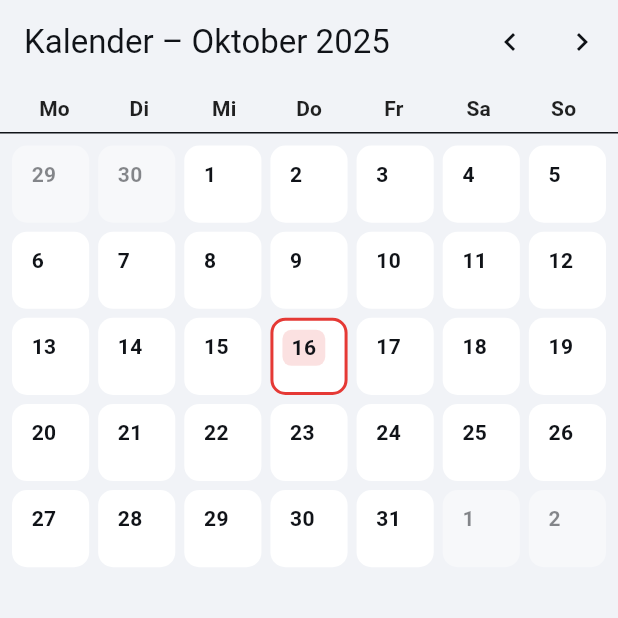
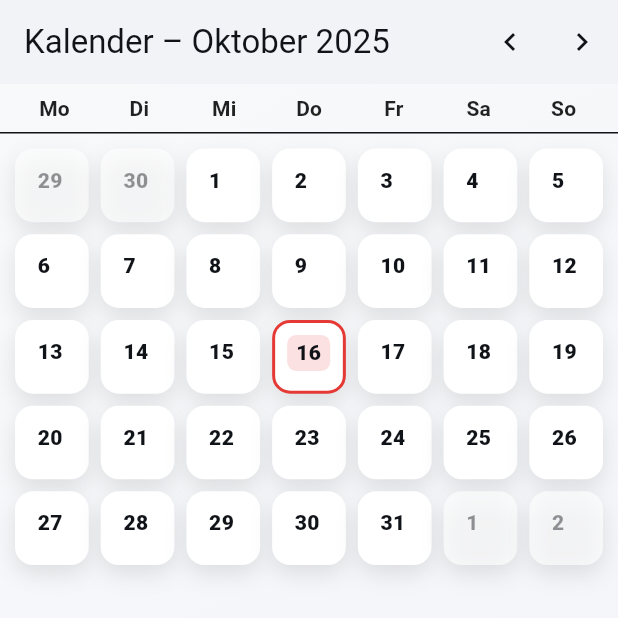
Before and after one commit to crydenstreet-cpu/offline_fitness_app, a Flutter app: the CalendarMonthScreen screen opened directly, on a phone screen of 412 x 824 dp, the top half of it. Run offline on Flutter 3.47's test engine with Material 3 defaults, Android fonts, the phone set to English and light mode, and no system bars; our stand-ins replace fl_chart, shared_preferences, sqflite; accounts and stored records are empty.

Commit message:
Update calendar_month.dart

```diff
--- a/lib/screens/calendar_month.dart
+++ b/lib/screens/calendar_month.dart
@@ -1,9 +1,12 @@
+// lib/screens/calendar_month.dart
 import 'package:flutter/material.dart';
 import 'package:intl/intl.dart';
+import '../ui/design.dart' as ui;
 import '../db/database_helper.dart';
+import 'plan_list.dart';
 
-/// Monatskalender mit Workout-Badges pro Tag.
-/// Zeigt für jedes Datum den geplanten Workout-Namen als kleine „Pille“.
+/// Monatskalender mit Workout-Badges pro Tag (Pills).
+/// Nutzt AppScaffold => Gradient + Dark/Light greifen überall.
 class CalendarMonthScreen extends StatefulWidget {
   const CalendarMonthScreen({super.key});
 
@@ -12,8 +15,8 @@ class CalendarMonthScreen extends StatefulWidget {
 }
 
 class _CalendarMonthScreenState extends State<CalendarMonthScreen> {
-  late DateTime _month; // aktueller Monat (1. des Monats)
-  Map<String, Map<String, dynamic>> _byDate = {}; // yyy-MM-dd -> row
+  late DateTime _month; // 1. des aktuellen Monats
+  Map<String, Map<String, dynamic>> _byDate = {}; // yyyy-MM-dd -> row
   bool _loading = true;
 
   @override
@@ -30,7 +33,6 @@ class _CalendarMonthScreenState extends State<CalendarMonthScreen> {
   Future<void> _load() async {
     setState(() => _loading = true);
 
-    // Sichtbarer Bereich des Monats (inkl. Überhang der ersten/letzten Woche)
     final firstDayOfMonth = DateTime(_month.year, _month.month, 1);
     final lastDayOfMonth = DateTime(_month.year, _month.month + 1, 0);
 
@@ -63,10 +65,11 @@ class _CalendarMonthScreenState extends State<CalendarMonthScreen> {
   @override
   Widget build(BuildContext context) {
     final monthLabel = DateFormat('MMMM yyyy', 'de_DE').format(_month);
+    final title = 'Kalender – ${monthLabel[0].toUpperCase()}${monthLabel.substring(1)}';
 
-    return Scaffold(
+    return ui.AppScaffold(
       appBar: AppBar(
-        title: Text('Kalender – $monthLabel'),
+        title: Text(title),
         actions: [
           IconButton(onPressed: _prevMonth, icon: const Icon(Icons.chevron_left)),
           IconButton(onPressed: _nextMonth, icon: const Icon(Icons.chevron_right)),
@@ -87,9 +90,10 @@ class _CalendarMonthScreenState extends State<CalendarMonthScreen> {
   Widget _weekdayHeader(BuildContext context) {
     // Mo–So
     final names = ['Mo', 'Di', 'Mi', 'Do', 'Fr', 'Sa', 'So'];
+    final scheme = Theme.of(context).colorScheme;
     final style = Theme.of(context).textTheme.labelLarge?.copyWith(
           fontWeight: FontWeight.w700,
-          color: Theme.of(context).colorScheme.secondary,
+          color: scheme.secondary,
         );
     return Padding(
       padding: const EdgeInsets.symmetric(horizontal: 8, vertical: 6),
@@ -116,11 +120,11 @@ class _CalendarMonthScreenState extends State<CalendarMonthScreen> {
     }
 
     return GridView.builder(
-      padding: const EdgeInsets.all(8),
+      padding: const EdgeInsets.all(10),
       gridDelegate: const SliverGridDelegateWithFixedCrossAxisCount(
         crossAxisCount: 7,
-        crossAxisSpacing: 6,
-        mainAxisSpacing: 6,
+        crossAxisSpacing: 8,
+        mainAxisSpacing: 8,
       ),
       itemCount: days.length,
       itemBuilder: (_, i) => _dayCell(context, days[i], days[i].month == _month.month),
@@ -134,28 +138,39 @@ class _CalendarMonthScreenState extends State<CalendarMonthScreen> {
 
     final scheme = Theme.of(context).colorScheme;
 
-    return InkWell(
+    return Material(
+      color: Colors.transparent,
+      borderRadius: BorderRadius.circular(12),
+      child: InkWell(
         onTap: () {
-        // Optional: zur Plan-Liste für diesen Tag springen
+          // Spring zur Plan-Liste für diesen Tag
           Navigator.of(context).push(
             MaterialPageRoute(builder: (_) => _PlanForDayScreen(date: day)),
           );
         },
-      borderRadius: BorderRadius.circular(10),
+        borderRadius: BorderRadius.circular(12),
         child: Container(
           decoration: BoxDecoration(
-          borderRadius: BorderRadius.circular(10),
-          color: inMonth ? scheme.surface : scheme.surfaceVariant.withOpacity(0.4),
+            borderRadius: BorderRadius.circular(12),
+            color: inMonth ? scheme.surface : scheme.surface.withOpacity(0.65),
             border: Border.all(
               color: isToday ? scheme.primary : Colors.transparent,
               width: isToday ? 2 : 1,
             ),
+            boxShadow: [
+              // leichter 3D-Look wie im Rest
+              BoxShadow(
+                color: Colors.black.withOpacity(Theme.of(context).brightness == Brightness.light ? 0.10 : 0.35),
+                blurRadius: 12,
+                offset: const Offset(0, 6),
               ),
-        padding: const EdgeInsets.all(6),
+            ],
+          ),
+          padding: const EdgeInsets.all(8),
           child: Column(
             crossAxisAlignment: CrossAxisAlignment.start,
             children: [
-            // Datum oben links
+              // Datum oben links als kleine Kapsel
               Row(
                 children: [
                   Container(
@@ -167,16 +182,18 @@ class _CalendarMonthScreenState extends State<CalendarMonthScreen> {
                     child: Text(
                       '${day.day}',
                       style: TextStyle(
-                      fontWeight: FontWeight.w700,
-                      color: inMonth ? scheme.onSurface : scheme.onSurface.withOpacity(0.5),
+                        fontWeight: FontWeight.w800,
+                        color: inMonth ? scheme.onSurface : scheme.onSurface.withOpacity(0.45),
                       ),
                     ),
                   ),
                 ],
               ),
               const Spacer(),
-            if (scheduled != null) _workoutPill(context, scheduled['workout_name'] as String),
+              if (scheduled != null)
+                _workoutPill(context, scheduled['workout_name'] as String),
             ],
+          ),
         ),
       ),
     );
@@ -189,8 +206,8 @@ class _CalendarMonthScreenState extends State<CalendarMonthScreen> {
       child: Container(
         padding: const EdgeInsets.symmetric(horizontal: 8, vertical: 4),
         decoration: BoxDecoration(
-          color: scheme.primary.withOpacity(0.15),
-          border: Border.all(color: scheme.primary),
+          color: scheme.primary.withOpacity(0.12),
+          border: Border.all(color: scheme.primary.withOpacity(0.85)),
           borderRadius: BorderRadius.circular(14),
         ),
         child: Text(
@@ -199,8 +216,9 @@ class _CalendarMonthScreenState extends State<CalendarMonthScreen> {
           overflow: TextOverflow.ellipsis,
           style: TextStyle(
             fontSize: 11,
-            fontWeight: FontWeight.w700,
+            fontWeight: FontWeight.w800,
             color: scheme.primary,
+            letterSpacing: 0.1,
           ),
         ),
       ),
@@ -208,7 +226,7 @@ class _CalendarMonthScreenState extends State<CalendarMonthScreen> {
   }
 }
 
-/// Kleiner Tages-Screen, zeigt den Plan für ein Datum (so bleibt der Flow gewohnt).
+/// Tages-Screen (Plan-Liste für das Datum) – bleibt im bekannten Flow.
 class _PlanForDayScreen extends StatelessWidget {
   final DateTime date;
   const _PlanForDayScreen({required this.date, super.key});
@@ -218,24 +236,15 @@ class _PlanForDayScreen extends StatelessWidget {
 
   @override
   Widget build(BuildContext context) {
-    final ymd = _ymd(date);
-    return Scaffold(
-      appBar: AppBar(title: Text(DateFormat('EEEE, d. MMMM', 'de_DE').format(date))),
-      body: FutureBuilder<List<Map<String, dynamic>>>(
-        future: DB.instance.getScheduleBetween(date, date),
-        builder: (context, snap) {
-          if (!snap.hasData) return const Center(child: CircularProgressIndicator());
-          final items = snap.data!;
-          if (items.isEmpty) {
-            return const Center(child: Text('Kein Training geplant.'));
-          }
-          final row = items.first;
-          return ListTile(
-            leading: const Icon(Icons.fitness_center),
-            title: Text(row['workout_name']?.toString() ?? 'Workout'),
-            subtitle: Text('Geplant für $ymd'),
-          );
-        },
+    final label = DateFormat('EEEE, d. MMMM', 'de_DE').format(date);
+    final title = '${label[0].toUpperCase()}${label.substring(1)}';
+
+    return ui.AppScaffold(
+      appBar: AppBar(title: Text(title)),
+      body: Column(
+        children: [
+          Expanded(child: PlanListScreen(date: DateTime(date.year, date.month, date.day))),
+        ],
       ),
     );
   }
```
Lines whose indentation alone changed are shown as unchanged.
